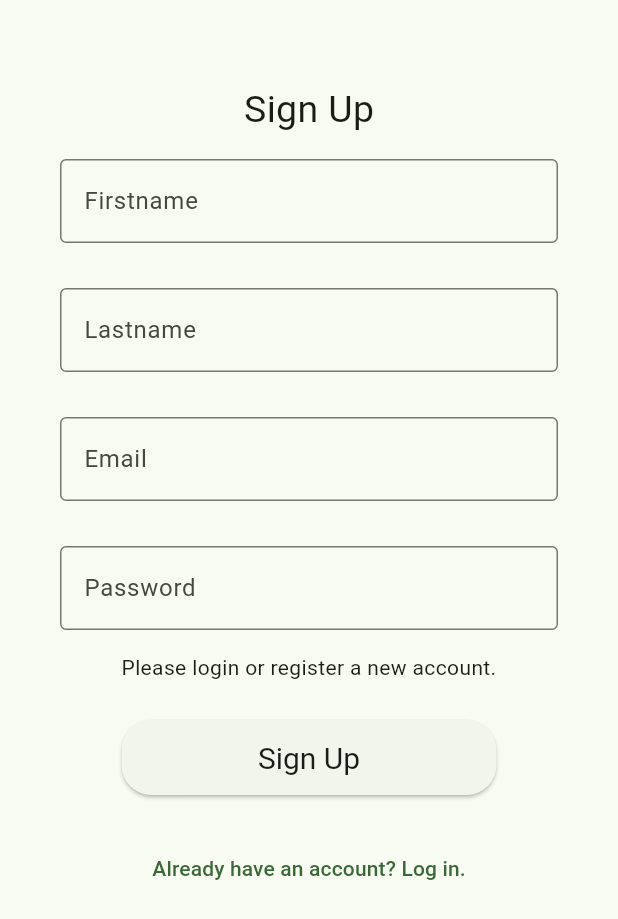
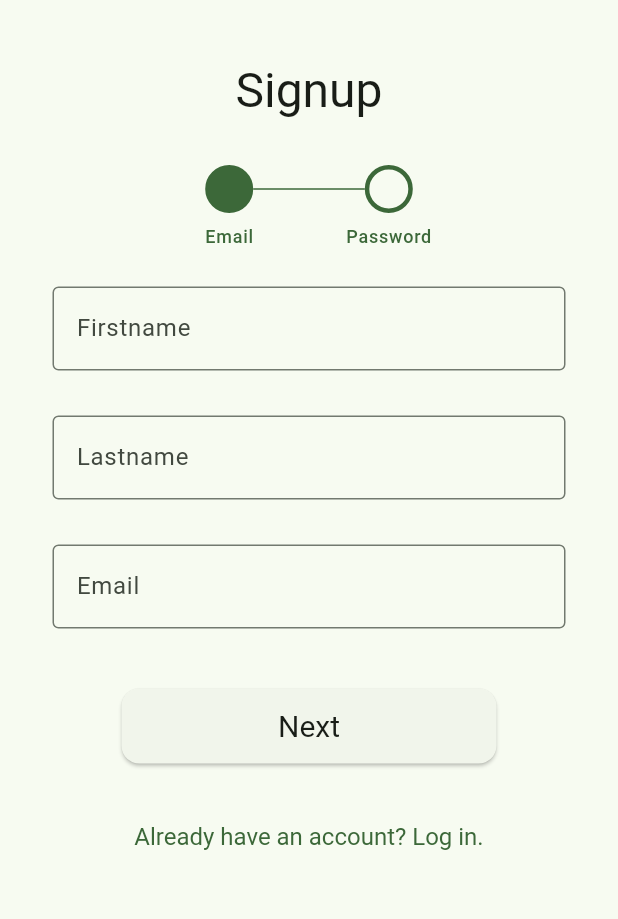
Before and after one commit to AdrienDhmx/CorrectInk, a Flutter app: the screen it shows after launch, after a tap on "New to CorrectInk? Sign up", on a phone screen of 412 x 824 dp. Shown: the top 919 px of the screen. Run offline on Flutter 3.47's test engine with Material 2 defaults, Android fonts, the phone set to English and light mode, and no system bars; drawn by our look-alikes of easy_stepper; our stand-ins replace auto_size_text, connectivity_plus, flutter_local_notifications, flutter_timezone, go_router, localization and 5 more; generated files the repository leaves out were written again; statements that could not run were skipped.

Commit message:
fit: improved login and signup

```diff
--- a/frontend/correctink/lib/app/screens/log_in.dart
+++ b/frontend/correctink/lib/app/screens/log_in.dart
@@ -1,3 +1,4 @@
+import 'package:correctink/widgets/snackbars_widgets.dart';
 import 'package:flutter/material.dart';
 import 'package:go_router/go_router.dart';
 import 'package:correctink/main.dart';
@@ -16,21 +17,13 @@ class LogIn extends StatefulWidget {
 }
 
 class _LogInState extends State<LogIn> {
-  bool _isLogin = true;
-  String? _errorMessage;
-
   late TextEditingController _emailController;
   late TextEditingController _passwordController;
-  late TextEditingController _firstnameController;
-  late TextEditingController _lastnameController;
-
 
   @override
   void initState() {
-    _emailController = TextEditingController()..addListener(clearError);
-    _passwordController = TextEditingController()..addListener(clearError);
-    _firstnameController = TextEditingController()..addListener(clearError);
-    _lastnameController = TextEditingController()..addListener(clearError);
+    _emailController = TextEditingController();
+    _passwordController = TextEditingController();
     super.initState();
   }
 
@@ -38,79 +31,46 @@ class _LogInState extends State<LogIn> {
   void dispose() {
     _emailController.dispose();
     _passwordController.dispose();
-    _firstnameController.dispose();
-    _lastnameController.dispose();
     super.dispose();
   }
 
   @override
   Widget build(BuildContext context) {
     return Scaffold(
-      body: Container(
-        padding: const EdgeInsets.all(25),
-        margin: const EdgeInsets.only(top: 30),
-        child: Form(
-          child: SingleChildScrollView(
+      body: Form(
+        child: Padding(
+          padding: const EdgeInsets.all(20.0),
           child: Column(
+            mainAxisAlignment: MainAxisAlignment.center,
             children: [
-                Text(_isLogin ? 'Login'.i18n() : 'Sign up'.i18n(), style: const TextStyle(fontSize: 25)),
-                if(!_isLogin) loginField(_firstnameController, labelText: "Firstname".i18n(), hintText: "Firstname hint".i18n()),
-                if(!_isLogin) loginField(_lastnameController, labelText: "Lastname".i18n(), hintText: "Lastname hint".i18n()),
-                loginField(_emailController, labelText: "Email".i18n(), hintText: "Email hint".i18n()),
-                loginField(_passwordController, labelText: "Password".i18n(), hintText: "Password hint".i18n(), obscure: true),
-                Padding(
-                  padding: const EdgeInsets.fromLTRB(15, 0, 15, 0),
-                  child: Text(
-                      "Login page hint".i18n(),
-                      textAlign: TextAlign.center),
+              Text('Login'.i18n(), style: Theme.of(context).textTheme.headlineLarge),
+              const SizedBox(height: 20,),
+              loginField(_emailController, labelText: "Email".i18n(), hintText: "Email login hint".i18n()),
+              loginField(_passwordController, labelText: "Password".i18n(), hintText: "Password login hint".i18n(), obscure: true),
+              elevatedButton(context,
+                  child: Text('Login'.i18n()),
+                  onPressed: () => _logInUser(context,_emailController.text, _passwordController.text)
               ),
-                loginButton(context,
-                    child: Text(
-                      _isLogin ? 'Login'.i18n() : 'Sign up'.i18n()),
-                    onPressed: () => _logInOrSignUpUser(context,
-                        _emailController.text, _passwordController.text, _firstnameController.text, _lastnameController.text)),
-                TextButton(
-                    onPressed: () => setState(() => _isLogin = !_isLogin),
-                    child: Text(
-                      _isLogin ? "Login hint".i18n() : 'Sign up hint'.i18n(),
-                    )),
-                Padding(
-                  padding: const EdgeInsets.all(25),
-                  child: Text(_errorMessage ?? "",
-                      style: errorTextStyle(context),
-                      textAlign: TextAlign.center),
+              linkButton(context,
+                  text: 'Login hint'.i18n(),
+                onPressed: () {
+                  GoRouter.of(context).go(RouterHelper.signupRoute);
+                }
               ),
             ],
-            ),
           ),
         ),
       ),
     );
   }
 
-  void clearError() {
-    if (_errorMessage != null) {
-      setState(() {
-        // Reset error message when user starts typing
-        _errorMessage = null;
-      });
-    }
-  }
-
-  void _logInOrSignUpUser(BuildContext context, String email, String password, String firstname, String lastname) async {
+  void _logInUser(BuildContext context, String email, String password) async {
     final appServices = Provider.of<AppServices>(context, listen: false);
-    clearError();
     try {
-      if (_isLogin) {
       await appServices.logInUserEmailPassword(email, password);
-      } else {
-        await appServices.registerUserEmailPassword(email, password, firstname, lastname);
-      }
       if(context.mounted) GoRouter.of(context).push(RouterHelper.taskLibraryRoute);
     } catch (err) {
-      setState(() {
-        _errorMessage = "Error credential".i18n();
-      });
+      errorMessageSnackBar(context,"Error".i18n(),  "Error credential".i18n()).show(context);
     }
   }
 }
--- a/frontend/correctink/lib/app/screens/settings_account_page.dart
+++ b/frontend/correctink/lib/app/screens/settings_account_page.dart
@@ -112,7 +112,7 @@ class _SettingsAccountPage extends State<SettingsAccountPage> {
                   loginField(_lastnameController, labelText: "Lastname".i18n(), hintText: "Lastname hint".i18n()),
                   Padding(
                     padding: const EdgeInsets.all(8.0),
-                    child: loginButton(context,
+                    child: elevatedButton(context,
                         child: Text("Update".i18n()),
                         onPressed: () => updateUser(context, _firstnameController.text, _lastnameController.text)),
                   ),
--- /dev/null
+++ b/frontend/correctink/lib/app/screens/signup.dart
@@ -0,0 +1,252 @@
+import 'package:easy_stepper/easy_stepper.dart';
+import 'package:flutter/material.dart';
+import 'package:go_router/go_router.dart';
+import 'package:localization/localization.dart';
+import 'package:provider/provider.dart';
+
+import '../../main.dart';
+import '../../widgets/snackbars_widgets.dart';
+import '../../widgets/widgets.dart';
+import '../data/app_services.dart';
+
+class _PasswordRequirement {
+  final String requirement;
+  late bool done = false;
+
+  _PasswordRequirement(this.requirement);
+}
+
+class Signup extends StatefulWidget{
+  const Signup({super.key});
+
+  @override
+  State<StatefulWidget> createState() => _Signup();
+}
+
+class _Signup extends State<Signup> {
+  late List<_PasswordRequirement> requirements = <_PasswordRequirement>[
+    _PasswordRequirement("password requirement min char"),
+    _PasswordRequirement("password requirement lower char"),
+    _PasswordRequirement("password requirement upper char"),
+    _PasswordRequirement("password requirement special char"),
+    _PasswordRequirement("password requirement digit"),
+  ];
+
+  late TextEditingController _emailController;
+  late TextEditingController _passwordController;
+  late TextEditingController _passwordConfirmationController;
+  late TextEditingController _firstnameController;
+  late TextEditingController _lastnameController;
+
+  late int currentStep = 1;
+  late bool passwordWeak = false;
+
+  @override
+  void initState() {
+    _emailController = TextEditingController();
+    _passwordController = TextEditingController()..addListener(() {checkPasswordRequirements();});
+    _passwordConfirmationController = TextEditingController();
+    _firstnameController = TextEditingController();
+    _lastnameController = TextEditingController();
+    super.initState();
+  }
+
+  @override
+  void dispose() {
+    _emailController.dispose();
+    _passwordController.dispose();
+    _passwordConfirmationController.dispose();
+    _firstnameController.dispose();
+    _lastnameController.dispose();
+    super.dispose();
+  }
+
+  @override
+  Widget build(BuildContext context) {
+    final theme = Theme.of(context).colorScheme;
+    return Scaffold(
+      body: SingleChildScrollView(
+        child: Form(
+          child: Padding(
+            padding: const EdgeInsets.fromLTRB(20, 40,20,20),
+            child: Align(
+              alignment: Alignment.center,
+              child: Container(
+                constraints: const BoxConstraints(minWidth: 250, maxWidth: 1000),
+                child: LayoutBuilder(
+                  builder: (context, constraint) {
+                    return Column(
+                      children: [
+                        Text('Signup'.i18n(), style: Theme.of(context).textTheme.headlineLarge),
+                        const SizedBox(height: 20,),
+                        EasyStepper(activeStep: currentStep,
+                          showLoadingAnimation: false,
+                          lineLength: constraint.maxWidth * 0.2,
+                          lineSpace: 2,
+                          lineType: LineType.normal,
+                          defaultLineColor: theme.onBackground.withAlpha(160),
+                          finishedLineColor: theme.primary,
+                          activeStepTextColor: theme.primary,
+                          finishedStepTextColor: theme.primary,
+                          internalPadding: 0,
+                          stepRadius: 16,
+                          showStepBorder: true,
+                          borderThickness: 3,
+                          enableStepTapping: false,
+                          steps: [
+                            EasyStep(
+                              customStep: Container(
+
+                              ),
+                              title: 'Email',
+                            ),
+                            EasyStep(
+                              customStep: Container(
+
+                              ),
+                              title: 'Password',
+                            ),
+                          ],
+
+                        ),
+                        if(currentStep == 1)...[
+                          loginField(_firstnameController, labelText: "Firstname".i18n(), hintText: "Firstname hint".i18n()),
+                          loginField(_lastnameController, labelText: "Lastname".i18n(), hintText: "Lastname hint".i18n()),
+                          loginField(_emailController, labelText: "Email".i18n(), hintText: "Email hint".i18n()),
+                          elevatedButton(context,
+                              child: Text('Next'.i18n()),
+                              onPressed: () => {
+                                setState(() => checkEmailInformation())
+                              }
+                          ),
+                        ]
+                        else...[
+                          loginField(_passwordController, labelText: "Password".i18n(), hintText: "Password hint".i18n(), obscure: true),
+                          loginField(_passwordConfirmationController, labelText: "Password confirmation".i18n(), hintText: "Password confirmation hint".i18n(), obscure: true),
+                          styledBox(context,
+                            borderRadius: 6,
+                            width: constraint.maxWidth * 0.7,
+                            borderColor: passwordWeak ? theme.error : null,
+                            showBorder: passwordWeak,
+                            child: Column(
+                              children: [
+                                for(_PasswordRequirement requirement in requirements)
+                                  Padding(
+                                    padding: const EdgeInsets.symmetric(horizontal: 4.0, vertical: 2),
+                                    child: Row(
+                                      children: [
+                                        Text(String.fromCharCode(Icons.check_rounded.codePoint),
+                                          style: TextStyle(
+                                            fontSize: 16,
+                                            fontWeight:  requirement.done ? FontWeight.w800 : null,
+                                            fontFamily: Icons.check_rounded.fontFamily,
+                                            color: requirement.done ? Theme.of(context).colorScheme.primary : null,
+                                          ),
+                                        ),
+                                        const SizedBox(width: 4,),
+                                        Flexible(
+                                          child: Text(requirement.requirement.i18n(),
+                                            style: TextStyle(
+                                                fontSize: 14,
+                                                color: requirement.done ? Theme.of(context).colorScheme.primary : null,
+                                              fontWeight: requirement.done ? FontWeight.w600 : null,
+                                            ),
+                                          ),
+                                        ),
+                                      ],
+                                    ),
+                                  )
+                              ],
+                            )
+                          ),
+                          Row(
+                            mainAxisAlignment: MainAxisAlignment.spaceAround,
+                            children: [
+                              elevatedButton(context,
+                                  child: Text('Previous'.i18n()),
+                                  onPressed: () => {
+                                    setState(() => currentStep--)
+                                  },
+                                width: constraint.maxWidth * 0.4
+                              ),
+                              elevatedButton(context,
+                                  child: Text('Signup'.i18n()),
+                                  onPressed: () => _signUpUser(),
+                                  width: constraint.maxWidth * 0.5,
+                                background: Theme.of(context).colorScheme.primaryContainer
+                              ),
+                            ],
+                          )
+                        ],
+                        linkButton(context,
+                            text: 'Sign up hint'.i18n(),
+                            onPressed: () {
+                                GoRouter.of(context).go(RouterHelper.loginRoute);
+                            }
+                        ),
+                      ],
+                    );
+                  }
+                ),
+              ),
+            ),
+          ),
+        ),
+      ),
+    );
+  }
+
+  void checkPasswordRequirements() {
+    setState(() {
+      requirements[0].done = _passwordController.text.length >= 8;
+      requirements[1].done = RegExp(r'[a-z]').hasMatch(_passwordController.text); // lower case
+      requirements[2].done = RegExp(r'[A-Z]').hasMatch(_passwordController.text); // upper case
+      requirements[3].done = RegExp(r'[^\w\s]').hasMatch(_passwordController.text); // special char
+      requirements[4].done = RegExp(r'[1-9]').hasMatch(_passwordController.text); // digit
+
+      if(passwordWeak && !requirements.any((requirement) => !requirement.done)){
+        setState(() {
+          passwordWeak = false;
+        });
+      }
+    });
+
+  }
+
+  _signUpUser() async {
+    if(requirements.any((requirement) => !requirement.done)){
+      setState(() {
+        passwordWeak = true;
+      });
+      errorMessageSnackBar(context,"Error".i18n(),  "Error password weak".i18n()).show(context);
+      return;
+    }
+
+    if(_passwordController.text != _passwordConfirmationController.text){
+      errorMessageSnackBar(context,"Error".i18n(),  "Error password not equal".i18n()).show(context);
+      return;
+    }
+
+    final appServices = Provider.of<AppServices>(context, listen: false);
+    try {
+      await appServices.registerUserEmailPassword(_emailController.text, _passwordController.text, _firstnameController.text, _lastnameController.text);
+      if(context.mounted) GoRouter.of(context).push(RouterHelper.taskLibraryRoute);
+    } catch (err) {
+      errorMessageSnackBar(context,"Error".i18n(),  "Error credential".i18n()).show(context);
+    }
+  }
+
+  checkEmailInformation() {
+    if(_firstnameController.text.isEmpty || _lastnameController.text.isEmpty){
+      errorMessageSnackBar(context, "Error".i18n(), "Error name empty".i18n()).show(context);
+      return;
+    }
+
+    if(!RegExp(r'\b[A-Za-z0-9._%+-]+@[A-Za-z0-9.-]+\.[A-Z|a-z]{2,}\b').hasMatch(_emailController.text)) {
+      errorMessageSnackBar(context, "Error".i18n(), "Error email invalid".i18n()).show(context);
+      return;
+    }
+
+    currentStep++;
+  }
+}
--- a/frontend/correctink/lib/blocs/sets/set_list.dart
+++ b/frontend/correctink/lib/blocs/sets/set_list.dart
@@ -49,7 +49,7 @@ class _SetList extends State<SetList>{
           children: [
             SizedBox(
               height: 80,
-              child: styledBox(
+              child: styledHeaderFooterBox(
                 context,
                 isHeader: true,
                 child: Row(
@@ -69,7 +69,7 @@ class _SetList extends State<SetList>{
                                       searchText = '';
                                     });
                                   },
-                              color: Theme.of(context).colorScheme.onTertiaryContainer,
+                              color: Theme.of(context).colorScheme.primary,
                                   icon: const Icon(Icons.clear),
                                 )
                                 : const SizedBox(),
--- a/frontend/correctink/lib/blocs/tasks/task_list.dart
+++ b/frontend/correctink/lib/blocs/tasks/task_list.dart
@@ -57,7 +57,7 @@ class _TaskListState extends State<TaskList> {
       children: [
         Column(
           children: [
-            styledBox(
+            styledHeaderFooterBox(
               context,
               isHeader: true,
               child: Row(
--- a/frontend/correctink/lib/main.dart
+++ b/frontend/correctink/lib/main.dart
@@ -1,3 +1,4 @@
+import 'package:correctink/app/screens/signup.dart';
 import 'package:flutter/foundation.dart';
 import 'package:flutter/material.dart';
 import 'package:flutter/services.dart' show rootBundle;
@@ -141,6 +142,12 @@ class App extends StatelessWidget {
               },
             ),
             GoRoute(
+              path: RouterHelper.signupRoute,
+              builder: (BuildContext context, GoRouterState state) {
+                return const Signup();
+              },
+            ),
+            GoRoute(
               path: RouterHelper.settingsRoute,
               builder: (BuildContext context, GoRouterState state) {
                 return const SettingsPage();
@@ -214,6 +221,7 @@ class App extends StatelessWidget {
 
 class RouterHelper{
   static const String loginRoute = '/login';
+  static const String signupRoute = '/signup';
   static const String taskLibraryRoute = '/tasks';
   static const String taskRoute = '$taskLibraryRoute/:taskId';
   static const String setLibraryRoute = '/sets';
--- a/frontend/correctink/lib/widgets/widgets.dart
+++ b/frontend/correctink/lib/widgets/widgets.dart
@@ -12,15 +12,15 @@ import '../app/services/theme.dart';
 import '../main.dart';
 
 headerFooterBoxDecoration(BuildContext context, bool isHeader) {
-  final theme = Theme.of(context);
+  final theme = Theme.of(context).colorScheme;
   return BoxDecoration(
-    color: ElevationOverlay.applySurfaceTint(theme.colorScheme.surface, theme.colorScheme.surfaceTint, 5),
+    color: ElevationOverlay.applySurfaceTint(theme.surface, theme.surfaceTint, 5),
     border: Border(
         top: isHeader
             ? BorderSide.none
-            : BorderSide(width: 2, color: theme.colorScheme.primary.withAlpha(120)),
+            : BorderSide(width: 2, color: theme.primary.withAlpha(120)),
         bottom: isHeader
-            ? BorderSide(width: 2, color: theme.colorScheme.primary.withAlpha(120))
+            ? BorderSide(width: 2, color: theme.primary.withAlpha(120))
             : BorderSide.none),
   );
 }
@@ -154,21 +154,47 @@ Widget loginField(TextEditingController controller,
   );
 }
 
-Widget loginButton(BuildContext context,
-    {void Function()? onPressed, Widget? child}) {
+Widget elevatedButton(BuildContext context,
+    {void Function()? onPressed, Widget? child, double width = 250, Color? background}) {
   return Container(
     height: 50,
-    width: 250,
+    width: width,
     margin: const EdgeInsets.symmetric(vertical: 25),
     child: ElevatedButton(
       style: ButtonStyle(
           foregroundColor: MaterialStateProperty.all<Color>(Theme.of(context).colorScheme.onBackground),
           textStyle: MaterialStateProperty.all<TextStyle>(TextStyle(color: Theme.of(context).colorScheme.onBackground, fontSize: 20)),
+          backgroundColor: background != null ? MaterialStateProperty.all<Color>(background) : null,
           shape: MaterialStateProperty.all<RoundedRectangleBorder>(
-              RoundedRectangleBorder(borderRadius: BorderRadius.circular(20.0)))),
+              RoundedRectangleBorder(borderRadius: BorderRadius.circular(12.0)))),
       onPressed: onPressed,
       child: child,
     ),
+  );
+}
+
+Widget linkButton(BuildContext context, {required String text, void Function()? onPressed}){
+  return TextButton(
+      onPressed: onPressed,
+      style: ButtonStyle(
+        textStyle: MaterialStateProperty.resolveWith<TextStyle>(
+          (Set<MaterialState> states) {
+            if (states.contains(MaterialState.focused) || states.contains(MaterialState.hovered) || states.contains(MaterialState.pressed)) {
+              return const TextStyle(fontSize: 16, decoration: TextDecoration.underline);
+            }
+            return const TextStyle(fontSize: 16, decoration: TextDecoration.none);
+          }),
+        backgroundColor: MaterialStateProperty.resolveWith<Color>(
+                (Set<MaterialState> states) {
+              return Colors.transparent;
+            }),
+        overlayColor: MaterialStateProperty.resolveWith<Color>(
+                (Set<MaterialState> states) {
+              return Colors.transparent;
+            }),
+
+      ),
+      child: Text(text)
   );
 }
 
@@ -275,7 +301,7 @@ OutlinedBorder stepCheckBoxShape(){
   return const CircleBorder(side: BorderSide());
 }
 
-Widget styledBox(BuildContext context, {bool isHeader = false, Widget? child}) {
+Widget styledHeaderFooterBox(BuildContext context, {bool isHeader = false, Widget? child}) {
   return Container(
     decoration: headerFooterBoxDecoration(context, isHeader),
     child: Padding(
@@ -284,6 +310,30 @@ Widget styledBox(BuildContext context, {bool isHeader = false, Widget? child}) {
     ),
   );
 }
+
+Widget styledBox(BuildContext context, {
+    required Widget child,
+    Color? background,
+    double borderRadius = 0,
+    bool showBorder = false,
+    Color? borderColor,
+    double? width
+}) {
+  final theme = Theme.of(context).colorScheme;
+  return Container(
+    width: width,
+    padding: const EdgeInsets.symmetric(vertical: 4, horizontal: 10),
+    decoration: BoxDecoration(
+      color: ElevationOverlay.applySurfaceTint(theme.surface, background ?? theme.surfaceTint, 5),
+      borderRadius: BorderRadius.circular(borderRadius),
+      border: showBorder ? Border.all(
+        color: borderColor ?? theme.primary.withAlpha(180)
+      ) : null,
+    ),
+    child: child,
+  );
+}
+
 
 Widget styledFloatingButton(BuildContext context,
     {required void Function() onPressed, IconData icon = Icons.add, String tooltip = 'Add', String heroTag = 'hero1', ShapeBorder? shape}) {
--- a/frontend/correctink/pubspec.yaml
+++ b/frontend/correctink/pubspec.yaml
@@ -31,6 +31,11 @@ dependencies:
   timezone: ^0.9.2
   flutter_timezone: ^1.0.7
   permission_handler: ^10.4.3
+  markdown: ^7.1.1
+  flutter_markdown: ^0.6.17
+  url_launcher: ^6.1.12
+  http: ^0.13.4
+  easy_stepper: ^0.7.3
 
 flutter_launcher_icons:
   android: true
```
Also changed, not shown: frontend/correctink/assets/i18n/en_US.json (+17 -4 lines), frontend/correctink/assets/i18n/fr_FR.json (+15 -4 lines), frontend/correctink/lib/app/screens/learn_page.dart (+10 -4 lines), frontend/correctink/lib/app/screens/set_page.dart (+12 -4 lines), frontend/correctink/pubspec.lock. Lines whose indentation alone changed are shown as unchanged.
